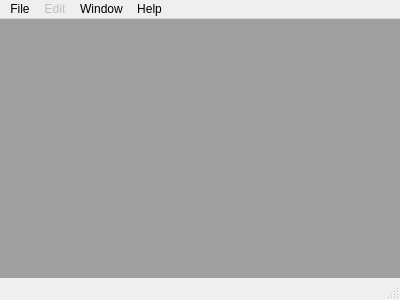
Above: mainwindow.ui from zjucsxxd/Qt-Image-Viewer-1 before the change. Below: the same form after it.
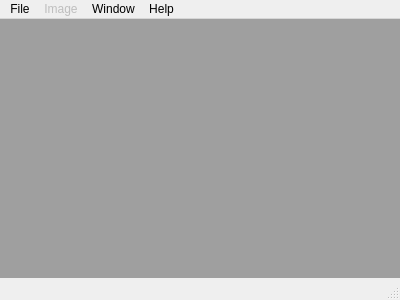
That is the form after the change.

Commit message: Minor gui improvements, including adding tile and cascade and many status-tips

```diff
--- a/mainwindow.ui
+++ b/mainwindow.ui
@@ -50,7 +50,7 @@
      <bool>false</bool>
     </property>
     <property name="title">
-     <string>Edit</string>
+     <string>Image</string>
     </property>
     <addaction name="actionInvert"/>
     <addaction name="actionSharpen"/>
```
Left out of the diff: 86 changed lines with no effect on the pictures. The commit also changes 2 other files.
